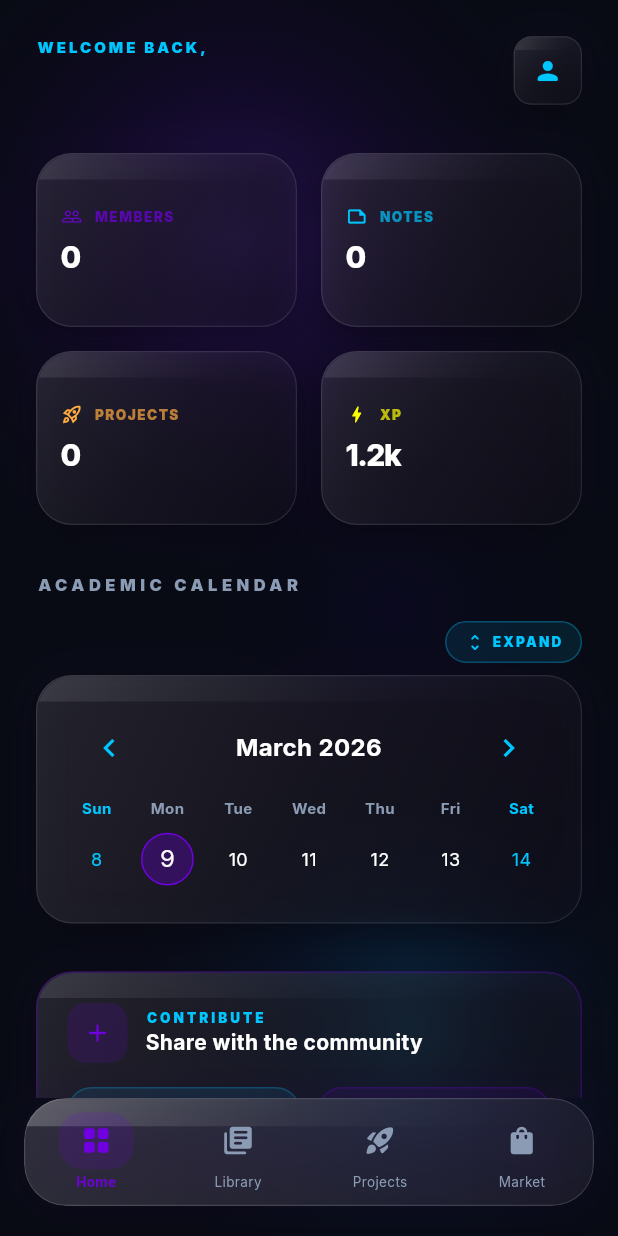
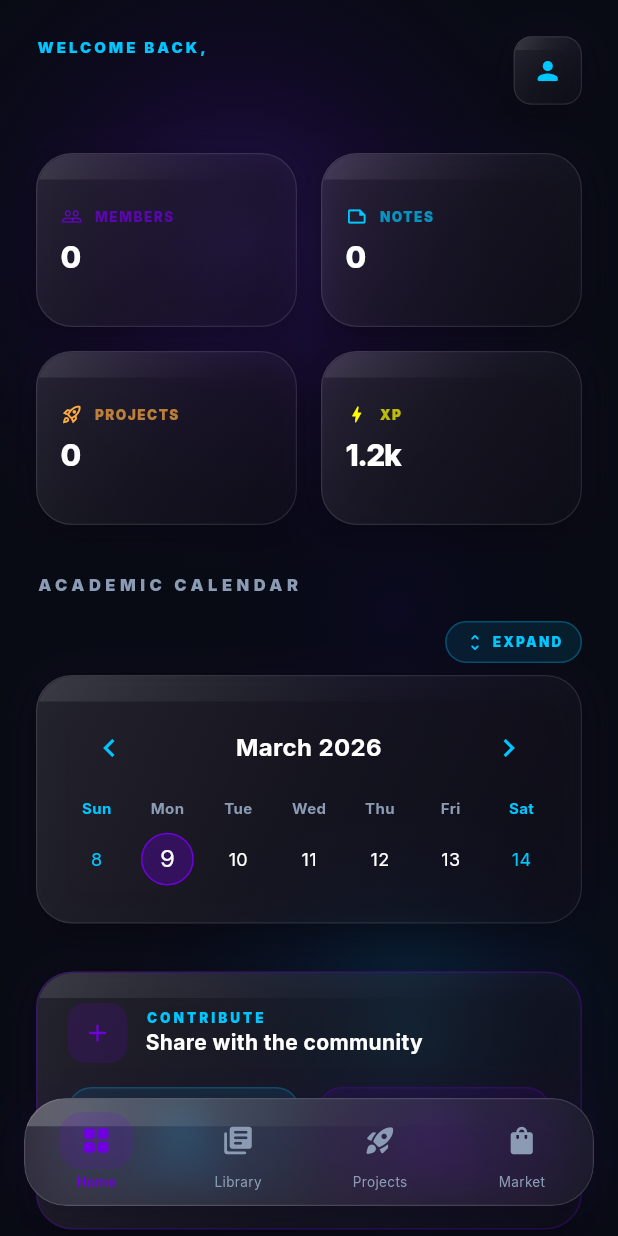
Before and after one commit to ISTE-SCTCE/mentron_new, a Flutter app: the screen it shows once a user with an empty profile is signed in, on a phone screen of 412 x 824 dp. Run offline on Flutter 3.47's test engine with Material 3 defaults, Android fonts, the phone set to English and light mode, and no system bars; drawn by our look-alikes of flutter_animate, table_calendar; our stand-ins replace cached_network_image, file_picker, flutter_image_compress, google_fonts, logger, supabase_flutter; accounts and stored records are empty.

Commit message:
fix: remove blank space when navbar hides by floating navbar over body with Stack

```diff
--- a/mentron_flutter/lib/core/main_scaffold.dart
+++ b/mentron_flutter/lib/core/main_scaffold.dart
@@ -132,17 +132,27 @@ class _MainScaffoldState extends State<MainScaffold>
   @override
   Widget build(BuildContext context) {
     return Scaffold(
-      extendBody: true,
-      body: NotificationListener<ScrollNotification>(
+      body: Stack(
+        children: [
+          // ── Full-screen content ──────────────────────────────────
+          NotificationListener<ScrollNotification>(
             onNotification: _onScrollNotification,
             child: IndexedStack(
               index: _currentIndex,
               children: _screens,
             ),
           ),
-      bottomNavigationBar: SlideTransition(
+          // ── Floating auto-hiding navbar ──────────────────────────
+          Positioned(
+            left: 0,
+            right: 0,
+            bottom: 0,
+            child: SlideTransition(
               position: _navbarSlideAnim,
               child: _buildNavbar(),
+            ),
+          ),
+        ],
       ),
     );
   }
```
Lines whose indentation alone changed are shown as unchanged.
